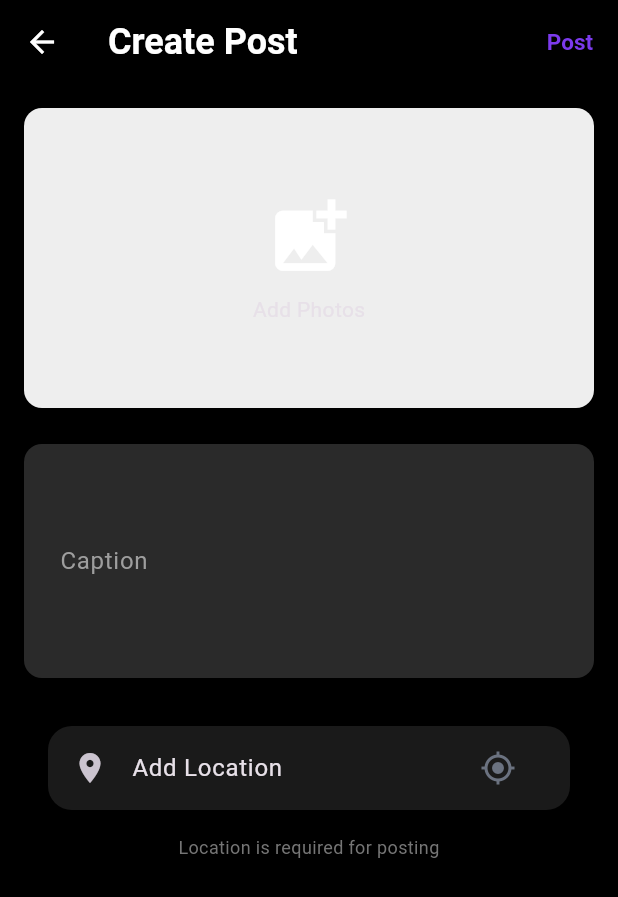
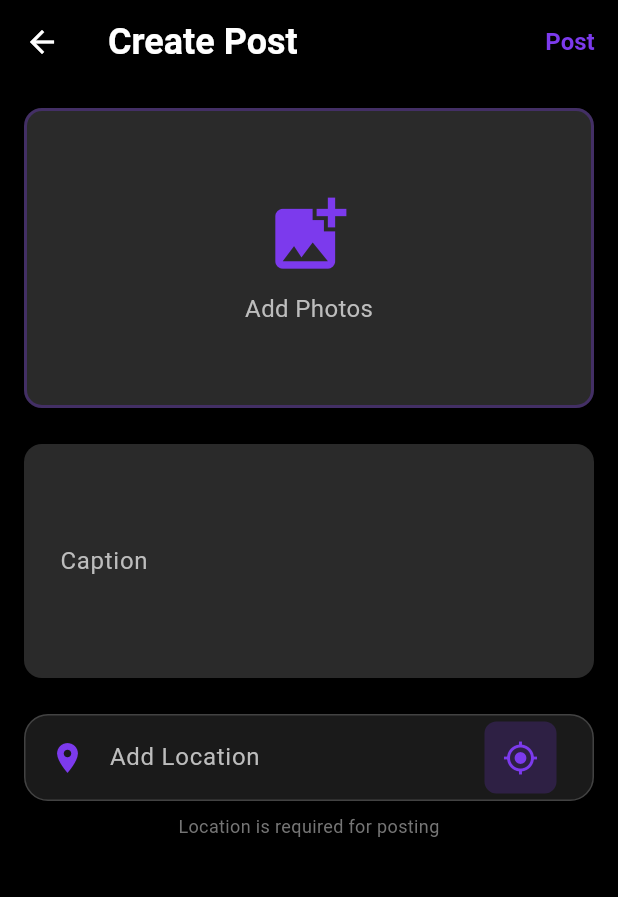
Before and after one commit to NnAsankaMadushan/TravelApp, a Flutter app: the screen it shows once a user with an empty profile is signed in, after a tap on the "add" icon, on a phone screen of 412 x 824 dp. Shown: the top 897 px of the screen. Run offline on Flutter 3.47's test engine with Material 3 defaults, Android fonts, the phone set to English and light mode, and no system bars; our stand-ins replace cached_network_image, cloud_firestore, firebase_auth, firebase_core, geocoding, geolocator and 3 more; missing offline and left inert: cloudinary_public; accounts and stored records are empty; network calls fail.

Commit message:
change colors

```diff
--- a/lib/screens/home/home_screen.dart
+++ b/lib/screens/home/home_screen.dart
@@ -3,6 +3,7 @@ import '../feed/feed_screen.dart';
 import '../map/map_screen.dart';
 import '../profile/profile_screen.dart';
 import '../search/search_screen.dart';
+import '../../theme/app_theme.dart';
 
 class HomeScreen extends StatefulWidget {
   const HomeScreen({super.key});
@@ -36,23 +37,26 @@ class _HomeScreenState extends State<HomeScreen> {
           });
         },
         type: BottomNavigationBarType.fixed,
-        selectedItemColor: Theme.of(context).primaryColor,
-        unselectedItemColor: Colors.grey,
-        items: const [
+        selectedItemColor: AppTheme.primaryPurple,
+        unselectedItemColor: const Color(0xFF6B7280),
+        backgroundColor: Colors.black,
+        selectedLabelStyle: const TextStyle(fontWeight: FontWeight.w600),
+        unselectedLabelStyle: const TextStyle(fontWeight: FontWeight.normal),
+        items: [
           BottomNavigationBarItem(
-            icon: Icon(Icons.home),
+            icon: Icon(_currentIndex == 0 ? Icons.home : Icons.home_outlined),
             label: 'Feed',
           ),
           BottomNavigationBarItem(
-            icon: Icon(Icons.map),
+            icon: Icon(_currentIndex == 1 ? Icons.map : Icons.map_outlined),
             label: 'Map',
           ),
           BottomNavigationBarItem(
-            icon: Icon(Icons.search),
+            icon: Icon(_currentIndex == 2 ? Icons.search : Icons.search_outlined),
             label: 'Search',
           ),
           BottomNavigationBarItem(
-            icon: Icon(Icons.person),
+            icon: Icon(_currentIndex == 3 ? Icons.person : Icons.person_outline),
             label: 'Profile',
           ),
         ],
--- a/lib/screens/post/create_post_screen.dart
+++ b/lib/screens/post/create_post_screen.dart
@@ -10,6 +10,7 @@ import '../../models/location_model.dart';
 import '../../providers/auth_provider.dart';
 import '../../providers/post_provider.dart';
 import '../../services/storage_service.dart';
+import '../../theme/app_theme.dart';
 
 class CreatePostScreen extends StatefulWidget {
   const CreatePostScreen({super.key});
@@ -202,7 +203,14 @@ class _CreatePostScreenState extends State<CreatePostScreen> {
           else
             TextButton(
               onPressed: _createPost,
-              child: const Text('Post'),
+              child: Text(
+                'Post',
+                style: TextStyle(
+                  color: AppTheme.primaryPurple,
+                  fontWeight: FontWeight.bold,
+                  fontSize: 16,
+                ),
+              ),
             ),
         ],
       ),
@@ -218,15 +226,29 @@ class _CreatePostScreenState extends State<CreatePostScreen> {
                 child: Container(
                   height: 200,
                   decoration: BoxDecoration(
-                    color: Colors.grey[200],
+                    color: const Color(0xFF2A2A2A),
                     borderRadius: BorderRadius.circular(12),
+                    border: Border.all(
+                      color: AppTheme.primaryPurple.withValues(alpha: 0.3),
+                      width: 2,
+                    ),
                   ),
-                  child: const Column(
+                  child: Column(
                     mainAxisAlignment: MainAxisAlignment.center,
                     children: [
-                      Icon(Icons.add_photo_alternate, size: 60),
-                      SizedBox(height: 8),
-                      Text('Add Photos'),
+                      Icon(
+                        Icons.add_photo_alternate,
+                        size: 60,
+                        color: AppTheme.primaryPurple,
+                      ),
+                      const SizedBox(height: 8),
+                      Text(
+                        'Add Photos',
+                        style: TextStyle(
+                          color: Colors.grey[400],
+                          fontSize: 16,
+                        ),
+                      ),
                     ],
                   ),
                 ),
@@ -286,34 +308,86 @@ class _CreatePostScreenState extends State<CreatePostScreen> {
             TextField(
               controller: _captionController,
               maxLines: 5,
-              decoration: const InputDecoration(
+              style: const TextStyle(color: Colors.white),
+              decoration: InputDecoration(
                 labelText: 'Caption',
+                labelStyle: TextStyle(color: Colors.grey[400]),
                 hintText: 'Share your travel story...',
-                border: OutlineInputBorder(),
+                hintStyle: TextStyle(color: Colors.grey[600]),
+                filled: true,
+                fillColor: const Color(0xFF2A2A2A),
+                border: OutlineInputBorder(
+                  borderRadius: BorderRadius.circular(12),
+                  borderSide: BorderSide.none,
+                ),
+                focusedBorder: OutlineInputBorder(
+                  borderRadius: BorderRadius.circular(12),
+                  borderSide: BorderSide(
+                    color: AppTheme.primaryPurple,
+                    width: 2,
+                  ),
+                ),
               ),
             ),
 
             const SizedBox(height: 24),
 
             // Location
-            Card(
+            Container(
+              decoration: BoxDecoration(
+                color: const Color(0xFF1A1A1A),
+                borderRadius: BorderRadius.circular(16),
+                border: Border.all(
+                  color: Colors.grey.shade800,
+                  width: 1,
+                ),
+              ),
               child: ListTile(
-                leading: const Icon(Icons.location_on),
+                leading: Icon(
+                  Icons.location_on,
+                  color: AppTheme.primaryPurple,
+                ),
                 title: _selectedLocation != null
-                    ? Text(_selectedLocation!.displayName)
-                    : const Text('Add Location'),
+                    ? Text(
+                        _selectedLocation!.displayName,
+                        style: const TextStyle(
+                          color: Colors.white,
+                          fontWeight: FontWeight.w600,
+                        ),
+                      )
+                    : Text(
+                        'Add Location',
+                        style: TextStyle(
+                          color: Colors.grey[400],
+                        ),
+                      ),
                 subtitle: _selectedLocation?.address != null
-                    ? Text(_selectedLocation!.address!)
+                    ? Text(
+                        _selectedLocation!.address!,
+                        style: TextStyle(color: Colors.grey[500]),
+                      )
                     : null,
                 trailing: _isLoadingLocation
-                    ? const SizedBox(
+                    ? SizedBox(
                         width: 20,
                         height: 20,
-                        child: CircularProgressIndicator(strokeWidth: 2),
+                        child: CircularProgressIndicator(
+                          strokeWidth: 2,
+                          color: AppTheme.primaryPurple,
+                        ),
                       )
-                    : IconButton(
-                        icon: const Icon(Icons.my_location),
-                        onPressed: _getCurrentLocation,
+                    : Container(
+                        decoration: BoxDecoration(
+                          color: AppTheme.primaryPurple.withValues(alpha: 0.2),
+                          borderRadius: BorderRadius.circular(8),
+                        ),
+                        child: IconButton(
+                          icon: Icon(
+                            Icons.my_location,
+                            color: AppTheme.primaryPurple,
+                          ),
+                          onPressed: _getCurrentLocation,
+                        ),
                       ),
               ),
             ),
```
